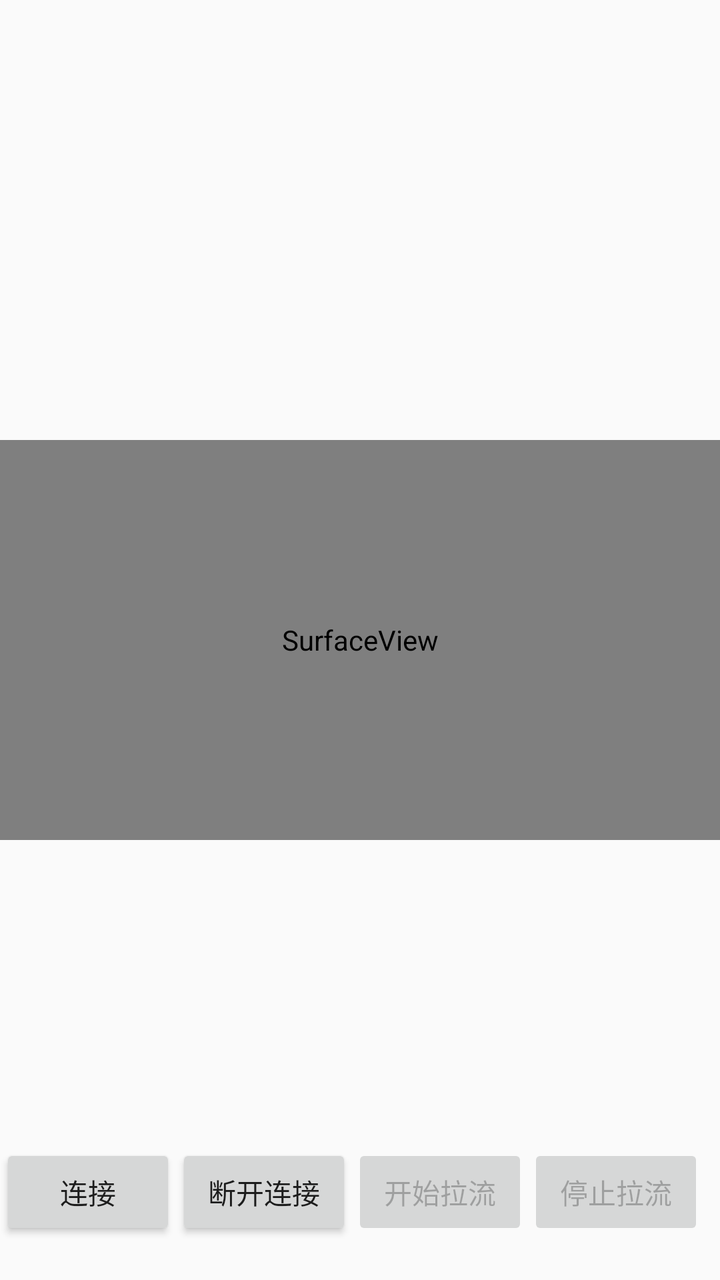
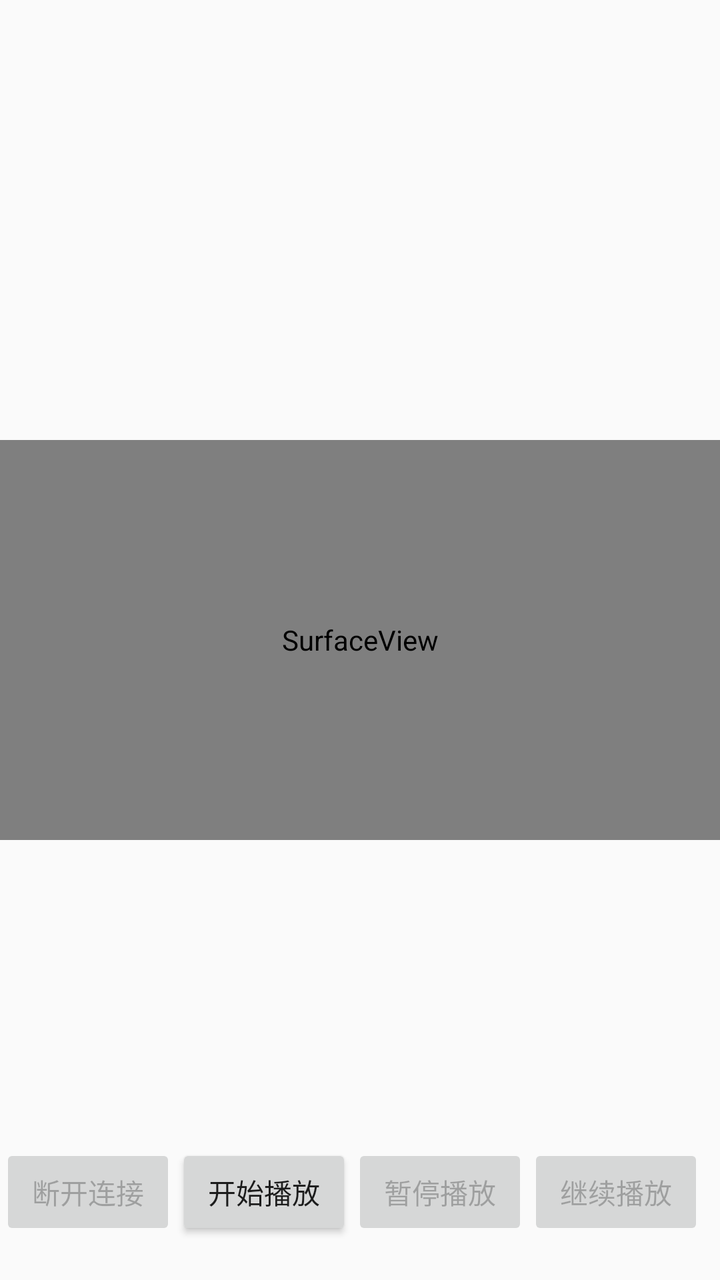

Two renders of the same Android screen: before a commit and after it. Below are the layout's source before the change and the commit's diff.
<!-- AndroidManifest.xml: application theme AppTheme -->
<!-- res/layout/activity_main.xml -->
<?xml version="1.0" encoding="utf-8"?>
<FrameLayout xmlns:android="http://schemas.android.com/apk/res/android"
    xmlns:tools="http://schemas.android.com/tools"
    android:layout_width="match_parent"
    android:layout_height="match_parent"
    tools:context="io.chengguo.live.MainActivity">

    <LinearLayout
        android:layout_width="wrap_content"
        android:layout_height="wrap_content"
        android:layout_gravity="bottom"
        android:layout_marginBottom="20dp">

        <Button
            android:id="@+id/btn_connect"
            android:layout_width="wrap_content"
            android:layout_height="wrap_content"
            android:text="连接" />

        <Button
            android:id="@+id/btn_disconnect"
            android:layout_width="wrap_content"
            android:layout_height="wrap_content"
            android:text="断开连接" />

        <Button
            android:id="@+id/btn_start"
            android:layout_width="wrap_content"
            android:layout_height="wrap_content"
            android:enabled="false"
            android:text="开始拉流" />

        <Button
            android:id="@+id/btn_stop"
            android:layout_width="wrap_content"
            android:layout_height="wrap_content"
            android:layout_gravity="bottom"
            android:enabled="false"
            android:text="停止拉流" />
    </LinearLayout>

    <SurfaceView
        android:id="@+id/surface"
        android:layout_width="match_parent"
        android:layout_height="200dp"
        android:layout_gravity="center" />
</FrameLayout>
<!-- resources referenced by this layout -->
<resources>
  <style name="AppTheme" parent="Theme.AppCompat.Light.DarkActionBar">
          
      </style>
</resources>

<!-- the commit's change to res/layout/activity_main.xml (unified diff, before → after) -->
@@ -12,31 +12,33 @@
         android:layout_marginBottom="20dp">
 
         <Button
-            android:id="@+id/btn_connect"
-            android:layout_width="wrap_content"
-            android:layout_height="wrap_content"
-            android:text="连接" />
-
-        <Button
             android:id="@+id/btn_disconnect"
             android:layout_width="wrap_content"
             android:layout_height="wrap_content"
+            android:enabled="false"
             android:text="断开连接" />
 
         <Button
             android:id="@+id/btn_start"
             android:layout_width="wrap_content"
             android:layout_height="wrap_content"
-            android:enabled="false"
-            android:text="开始拉流" />
+            android:text="开始播放" />
 
         <Button
-            android:id="@+id/btn_stop"
+            android:id="@+id/btn_pause"
             android:layout_width="wrap_content"
             android:layout_height="wrap_content"
             android:layout_gravity="bottom"
             android:enabled="false"
-            android:text="停止拉流" />
+            android:text="暂停播放" />
+
+        <Button
+            android:id="@+id/btn_resume"
+            android:layout_width="wrap_content"
+            android:layout_height="wrap_content"
+            android:layout_gravity="bottom"
+            android:enabled="false"
+            android:text="继续播放" />
     </LinearLayout>
 
     <SurfaceView
